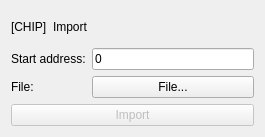
The window that gui_designer/gui_generic_import.ui (serma-safety-security/hardsploit-gui-ruby) describes before a commit, drawn with Qt 5.
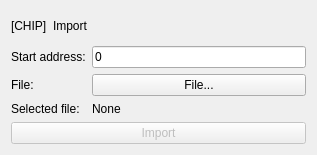
The same window after the commit.

The edit to the form file:
```diff
--- a/gui_designer/gui_generic_import.ui
+++ b/gui_designer/gui_generic_import.ui
@@ -6,8 +6,8 @@
    <rect>
     <x>0</x>
     <y>0</y>
-    <width>265</width>
-    <height>137</height>
+    <width>317</width>
+    <height>155</height>
    </rect>
   </property>
   <property name="windowTitle">
@@ -80,6 +80,26 @@
          </property>
         </widget>
        </item>
+       <item row="3" column="0">
+        <widget class="QLabel" name="lbl_selected">
+         <property name="text">
+          <string>Selected file:</string>
+         </property>
+        </widget>
+       </item>
+       <item row="3" column="1">
+        <widget class="QLabel" name="lbl_selected_file">
+         <property name="maximumSize">
+          <size>
+           <width>250</width>
+           <height>16777215</height>
+          </size>
+         </property>
+         <property name="text">
+          <string>None</string>
+         </property>
+        </widget>
+       </item>
       </layout>
      </item>
      <item>
```
Left out of the diff: 3 changed lines with no effect on the pictures.
